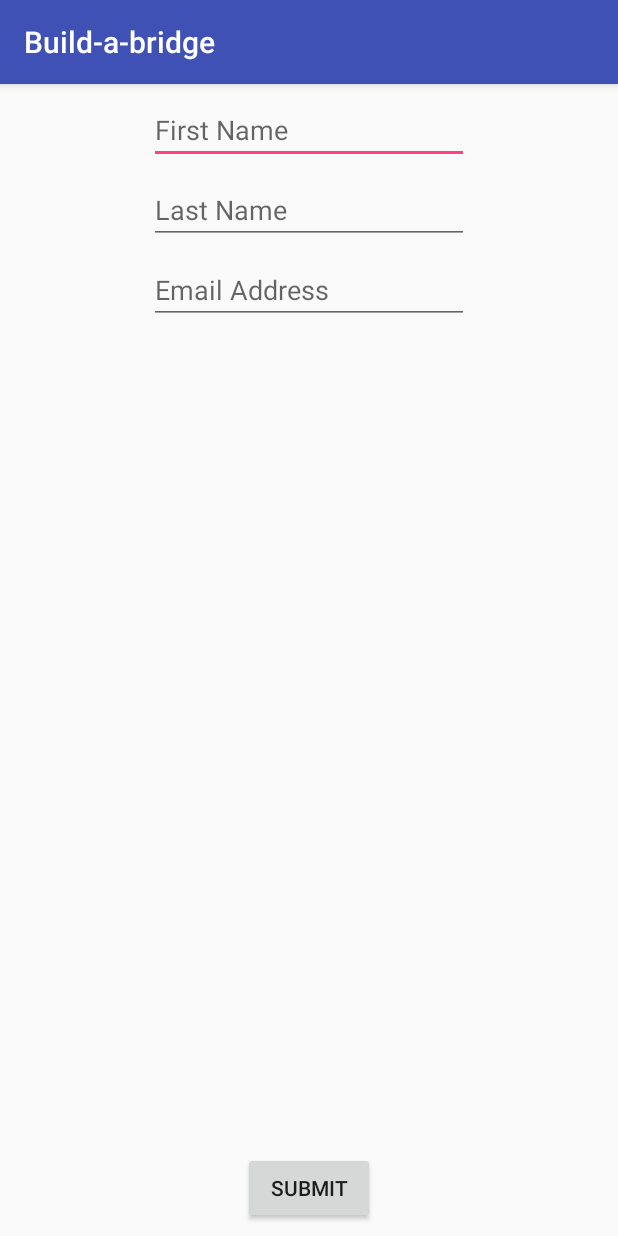
After one commit to tSquaredd/Build-A-Bridge, an Android app: the AccountSetupActivity screen opened directly, with no data from a screen before it, on a phone screen of 412 x 824 dp. The commit adds this screen. Run offline under Robolectric (Android 15) with nearby library versions, the phone set to English and light mode, and no system bars; libraries missing offline, so code that uses them is left out: com.facebook; 2 statements that could not run were skipped.

Commit message:
Basic account creation started

```diff
--- a/android/BAB/app/build.gradle
+++ b/android/BAB/app/build.gradle
@@ -24,7 +24,7 @@ android {
 
 dependencies {
     implementation fileTree(dir: 'libs', include: ['*.jar'])
-    implementation"org.jetbrains.kotlin:kotlin-stdlib-jre7:$kotlin_version"
+    implementation "org.jetbrains.kotlin:kotlin-stdlib-jre7:$kotlin_version"
     implementation 'com.android.support:appcompat-v7:27.0.2'
     implementation 'com.android.support.constraint:constraint-layout:1.1.2'
     testImplementation 'junit:junit:4.12'
@@ -32,5 +32,6 @@ dependencies {
     androidTestImplementation 'com.android.support.test.espresso:espresso-core:3.0.2'
 
     implementation 'com.facebook.android:facebook-login:[4,5)'
+    implementation 'com.google.android.gms:play-services-auth:15.0.1'
 
 }
--- /dev/null
+++ b/android/BAB/app/src/main/java/bab/com/build_a_bridge/AccountSetupActivity.kt
@@ -0,0 +1,26 @@
+package bab.com.build_a_bridge
+
+import android.support.v7.app.AppCompatActivity
+import android.os.Bundle
+import android.provider.ContactsContract
+import android.text.Editable
+import android.util.Log
+import com.facebook.Profile
+import kotlinx.android.synthetic.main.activity_account_setup.*
+
+class AccountSetupActivity : AppCompatActivity() {
+
+    override fun onCreate(savedInstanceState: Bundle?) {
+        super.onCreate(savedInstanceState)
+        setContentView(R.layout.activity_account_setup)
+
+
+        val profile = Profile.getCurrentProfile()
+        if(profile == null){
+            Log.i(this.toString(), "NO PROFILE!!!")
+        } else {
+            first_name.setText(profile.firstName)
+            last_name.setText(profile.lastName)
+        }
+    }
+}
--- /dev/null
+++ b/android/BAB/app/src/main/res/layout/activity_account_setup.xml
@@ -0,0 +1,62 @@
+<?xml version="1.0" encoding="utf-8"?>
+<android.support.constraint.ConstraintLayout xmlns:android="http://schemas.android.com/apk/res/android"
+    xmlns:app="http://schemas.android.com/apk/res-auto"
+    xmlns:tools="http://schemas.android.com/tools"
+    android:layout_width="match_parent"
+    android:layout_height="match_parent"
+    tools:context=".AccountSetupActivity">
+
+    <EditText
+        android:id="@+id/first_name"
+        android:layout_width="wrap_content"
+        android:layout_height="wrap_content"
+        android:layout_marginTop="8dp"
+        android:ems="10"
+        android:hint="First Name"
+        android:inputType="textPersonName"
+        app:layout_constraintEnd_toEndOf="parent"
+        app:layout_constraintStart_toStartOf="parent"
+        app:layout_constraintTop_toTopOf="parent" />
+
+    <EditText
+        android:id="@+id/last_name"
+        android:layout_width="wrap_content"
+        android:layout_height="wrap_content"
+        android:layout_marginEnd="8dp"
+        android:layout_marginLeft="8dp"
+        android:layout_marginRight="8dp"
+        android:layout_marginStart="8dp"
+        android:layout_marginTop="8dp"
+        android:ems="10"
+        android:hint="Last Name"
+        android:inputType="textPersonName"
+        app:layout_constraintEnd_toEndOf="parent"
+        app:layout_constraintStart_toStartOf="parent"
+        app:layout_constraintTop_toBottomOf="@+id/first_name" />
+
+    <EditText
+        android:id="@+id/editText3"
+        android:layout_width="wrap_content"
+        android:layout_height="wrap_content"
+        android:layout_marginEnd="8dp"
+        android:layout_marginLeft="8dp"
+        android:layout_marginRight="8dp"
+        android:layout_marginStart="8dp"
+        android:layout_marginTop="8dp"
+        android:ems="10"
+        android:hint="Email Address"
+        android:inputType="textEmailAddress"
+        app:layout_constraintEnd_toEndOf="parent"
+        app:layout_constraintStart_toStartOf="parent"
+        app:layout_constraintTop_toBottomOf="@+id/last_name" />
+
+    <Button
+        android:id="@+id/button2"
+        android:layout_width="wrap_content"
+        android:layout_height="wrap_content"
+        android:layout_marginBottom="8dp"
+        android:text="Submit"
+        app:layout_constraintBottom_toBottomOf="parent"
+        app:layout_constraintEnd_toEndOf="parent"
+        app:layout_constraintStart_toStartOf="parent" />
+</android.support.constraint.ConstraintLayout>
```
Also changed, not shown: android/BAB/app/src/main/AndroidManifest.xml (+10 -8 lines), android/BAB/app/src/main/java/bab/com/build_a_bridge/LoginActivity.kt (+56 -1 lines), android/BAB/app/src/main/res/layout/activity_main.xml (deleted, +0 -24 lines).
